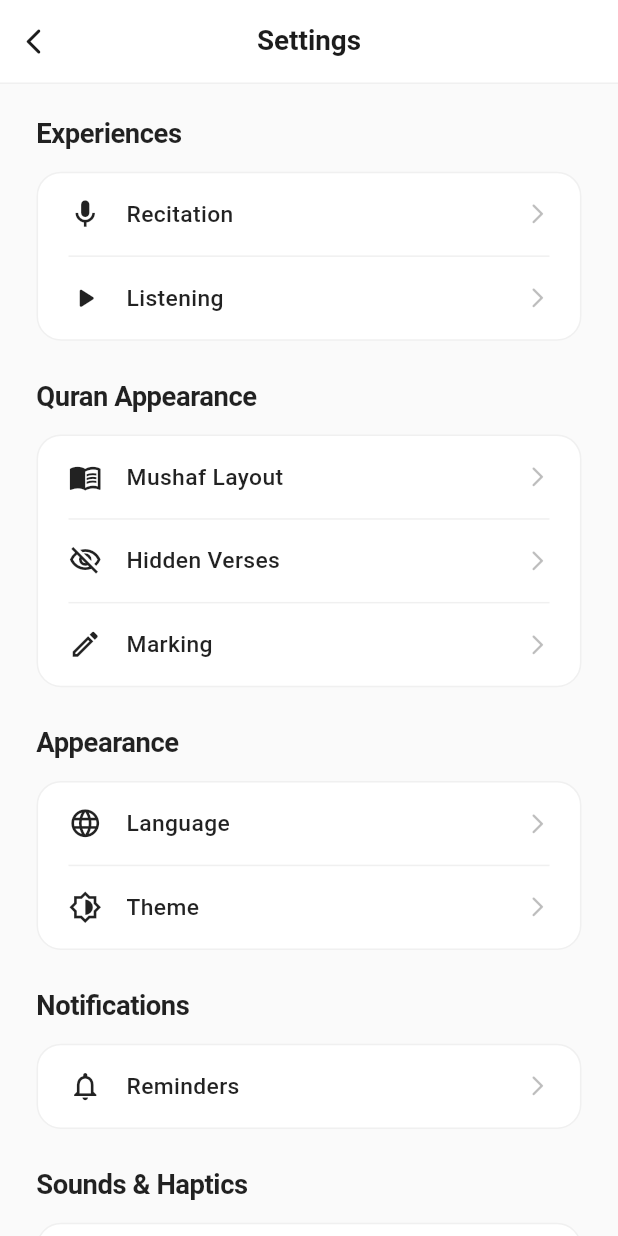
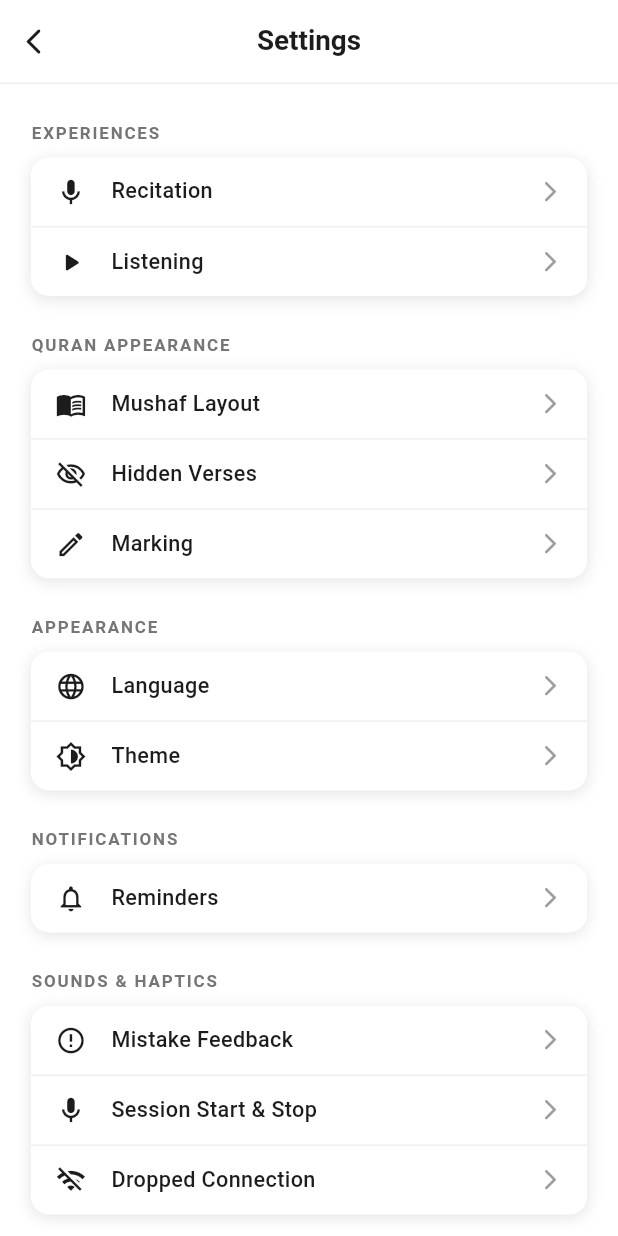
Before and after one commit to darrennnr/qurani, a Flutter app: the SettingsPage screen opened directly, on a phone screen of 412 x 824 dp. Run offline on Flutter 3.47's test engine with Material 3 defaults, Android fonts, the light colour scheme and no system bars; our stand-ins replace fl_chart, permission_handler, shared_preferences, sqflite, supabase, supabase_flutter; missing offline and left inert: record; accounts and stored records are empty; statements that could not run were skipped.

Commit message:
fix bug hideunread, apply global ui ke settings

```diff
--- /dev/null
+++ b/cuda_qurani/devtools_options.yaml
@@ -0,0 +1,3 @@
+description: This file stores settings for Dart & Flutter DevTools.
+documentation: https://docs.flutter.dev/tools/devtools/extensions#configure-extension-enablement-states
+extensions:
--- a/cuda_qurani/lib/config/app_config.dart
+++ b/cuda_qurani/lib/config/app_config.dart
@@ -2,7 +2,7 @@
 /// Contains API endpoints and credentials
 class AppConfig {
   // Backend WebSocket URL
-  static const String websocketUrl = 'ws://192.168.1.23:8000/ws/recite';
+  static const String websocketUrl = 'ws://192.168.1.52:8000/ws/recite';
   // static const String websocketUrl = 'wss://backend.mangkidals.my.id/ws/recite';
 
   // For network/real device, use your computer's IP:
@@ -12,7 +12,7 @@ class AppConfig {
   static const String supabaseUrl = 'https://xqguweftjklmzmrwtqet.supabase.co';
   static const String supabaseAnonKey = 'eyJhbGciOiJIUzI1NiIsInR5cCI6IkpXVCJ9.eyJpc3MiOiJzdXBhYmFzZSIsInJlZiI6InhxZ3V3ZWZ0amtsbXptcnd0cWV0Iiwicm9sZSI6ImFub24iLCJpYXQiOjE3NTQzNzYxNjgsImV4cCI6MjA2OTk1MjE2OH0.JckKnoCcns114jhSUfycEmrnUWiUTySR2P0xfzBhkDU';
 
-  // App Settings
-  static const int defaultSurahNumber = 1; // Default: Al-Fatihah (can be changed)
-  static const String appName = 'Qurani Hafidz';
+  // // App Settings
+  // static const int defaultSurahNumber = 1; // Default: Al-Fatihah (can be changed)
+  // static const String appName = 'Qurani Hafidz';
 }
--- a/cuda_qurani/lib/screens/main/home/screens/settings_page.dart
+++ b/cuda_qurani/lib/screens/main/home/screens/settings_page.dart
@@ -2,7 +2,8 @@
 import 'package:flutter/material.dart';
 import 'package:flutter/services.dart';
 import 'package:cuda_qurani/screens/main/home/widgets/navigation_bar.dart';
-import 'package:cuda_qurani/screens/main/stt/utils/constants.dart' as constants;
+import 'package:cuda_qurani/core/design_system/app_design_system.dart';
+import 'package:cuda_qurani/core/widgets/app_components.dart';
 
 class SettingsPage extends StatefulWidget {
   const SettingsPage({Key? key}) : super(key: key);
@@ -12,232 +13,298 @@ class SettingsPage extends StatefulWidget {
 }
 
 class _SettingsPageState extends State<SettingsPage> {
+  Widget _buildSettingItem({
+    required IconData icon,
+    required String label,
+    required VoidCallback onTap,
+    bool showDivider = true,
+    Color? iconColor,
+  }) {
+    final s = AppDesignSystem.getScaleFactor(context);
+
+    return InkWell(
+      onTap: onTap,
+      child: Container(
+        padding: EdgeInsets.symmetric(
+          horizontal: AppDesignSystem.space16 * s,
+          vertical: AppDesignSystem.space12 * s,
+        ),
+        decoration: showDivider ? AppComponentStyles.divider() : null,
+        child: Row(
+          children: [
+            Icon(
+              icon,
+              size: AppDesignSystem.iconMedium * s,
+              color: iconColor ?? AppColors.textPrimary,
+            ),
+            SizedBox(width: AppDesignSystem.space16 * s),
+            Expanded(
+              child: Text(
+                label,
+                style: TextStyle(
+                  fontSize: 14 * s,
+                  fontWeight: AppTypography.medium,
+                  color: AppColors.textPrimary,
+                ),
+              ),
+            ),
+            Icon(
+              Icons.arrow_forward_ios_rounded,
+              size: AppDesignSystem.iconSmall * s,
+              color: AppColors.textDisabled,
+            ),
+          ],
+        ),
+      ),
+    );
+  }
+
+  Widget _buildSectionHeader(String title) {
+    final s = AppDesignSystem.getScaleFactor(context);
+    return Padding(
+      padding: EdgeInsets.only(bottom: AppDesignSystem.space8 * s),
+      child: Text(
+        title,
+        style: TextStyle(
+          fontSize: 11 * s,
+          fontWeight: AppTypography.bold,
+          letterSpacing: 1.2,
+          color: AppColors.textTertiary,
+        ),
+      ),
+    );
+  }
+
   @override
   Widget build(BuildContext context) {
-    final size = MediaQuery.of(context).size;
-    final s = size.width / 406.0;
-
     return Scaffold(
-      backgroundColor: const Color(0xFFFAFAFA),
+      backgroundColor: AppColors.background,
       appBar: const ProfileAppBar(title: 'Settings'),
       body: SafeArea(
         child: SingleChildScrollView(
           physics: const BouncingScrollPhysics(),
           child: Padding(
-            padding: EdgeInsets.symmetric(horizontal: 24 * s),
+            padding: AppPadding.horizontal(context, AppDesignSystem.space20),
             child: Column(
               crossAxisAlignment: CrossAxisAlignment.start,
               children: [
-                SizedBox(height: 20 * s),
-                _buildSectionHeader('Experiences', s),
-                SizedBox(height: 12 * s),
-                _buildSettingsCard(
-                  s,
+                AppMargin.gapLarge(context),
+
+                // ==================== EXPERIENCES ====================
+                _buildSectionHeader('EXPERIENCES'),
+                AppCard(
+                  padding: EdgeInsets.zero,
+                  child: Column(
                     children: [
                       _buildSettingItem(
                         icon: Icons.mic_outlined,
                         label: 'Recitation',
-                      s: s,
                         onTap: () {
-                        HapticFeedback.lightImpact();
+                          AppHaptics.light();
                           // TODO: Navigate to recitation settings
                         },
                       ),
-                    _buildDivider(s),
                       _buildSettingItem(
                         icon: Icons.play_arrow_rounded,
                         label: 'Listening',
-                      s: s,
                         onTap: () {
-                        HapticFeedback.lightImpact();
+                          AppHaptics.light();
                           // TODO: Navigate to listening settings
                         },
+                        showDivider: false,
                       ),
                     ],
                   ),
-                SizedBox(height: 24 * s),
-                _buildSectionHeader('Quran Appearance', s),
-                SizedBox(height: 12 * s),
-                _buildSettingsCard(
-                  s,
+                ),
+
+                AppMargin.gapLarge(context),
+
+                // ==================== QURAN APPEARANCE ====================
+                _buildSectionHeader('QURAN APPEARANCE'),
+                AppCard(
+                  padding: EdgeInsets.zero,
+                  child: Column(
                     children: [
                       _buildSettingItem(
                         icon: Icons.menu_book_outlined,
                         label: 'Mushaf Layout',
-                      s: s,
                         onTap: () {
-                        HapticFeedback.lightImpact();
+                          AppHaptics.light();
                           // TODO: Navigate to mushaf layout settings
                         },
                       ),
-                    _buildDivider(s),
                       _buildSettingItem(
                         icon: Icons.visibility_off_outlined,
                         label: 'Hidden Verses',
-                      s: s,
                         onTap: () {
-                        HapticFeedback.lightImpact();
+                          AppHaptics.light();
                           // TODO: Navigate to hidden verses settings
                         },
                       ),
-                    _buildDivider(s),
                       _buildSettingItem(
                         icon: Icons.edit_outlined,
                         label: 'Marking',
-                      s: s,
                         onTap: () {
-                        HapticFeedback.lightImpact();
+                          AppHaptics.light();
                           // TODO: Navigate to marking settings
                         },
+                        showDivider: false,
                       ),
                     ],
                   ),
-                SizedBox(height: 24 * s),
-                _buildSectionHeader('Appearance', s),
-                SizedBox(height: 12 * s),
-                _buildSettingsCard(
-                  s,
+                ),
+
+                AppMargin.gapLarge(context),
+
+                // ==================== APPEARANCE ====================
+                _buildSectionHeader('APPEARANCE'),
+                AppCard(
+                  padding: EdgeInsets.zero,
+                  child: Column(
                     children: [
                       _buildSettingItem(
                         icon: Icons.language_outlined,
                         label: 'Language',
-                      s: s,
                         onTap: () {
-                        HapticFeedback.lightImpact();
+                          AppHaptics.light();
                           // TODO: Navigate to language settings
                         },
                       ),
-                    _buildDivider(s),
                       _buildSettingItem(
                         icon: Icons.brightness_6_outlined,
                         label: 'Theme',
-                      s: s,
                         onTap: () {
-                        HapticFeedback.lightImpact();
+                          AppHaptics.light();
                           // TODO: Navigate to theme settings
                         },
+                        showDivider: false,
                       ),
                     ],
                   ),
-                SizedBox(height: 24 * s),
-                _buildSectionHeader('Notifications', s),
-                SizedBox(height: 12 * s),
-                _buildSettingsCard(
-                  s,
-                  children: [
-                    _buildSettingItem(
+                ),
+
+                AppMargin.gapLarge(context),
+
+                // ==================== NOTIFICATIONS ====================
+                _buildSectionHeader('NOTIFICATIONS'),
+                AppCard(
+                  padding: EdgeInsets.zero,
+                  child: _buildSettingItem(
                     icon: Icons.notifications_outlined,
                     label: 'Reminders',
-                      s: s,
                     onTap: () {
-                        HapticFeedback.lightImpact();
+                      AppHaptics.light();
                       // TODO: Navigate to reminders settings
                     },
+                    showDivider: false,
                   ),
-                  ],
                 ),
-                SizedBox(height: 24 * s),
-                _buildSectionHeader('Sounds & Haptics', s),
-                SizedBox(height: 12 * s),
-                _buildSettingsCard(
-                  s,
+
+                AppMargin.gapLarge(context),
+
+                // ==================== SOUNDS & HAPTICS ====================
+                _buildSectionHeader('SOUNDS & HAPTICS'),
+                AppCard(
+                  padding: EdgeInsets.zero,
+                  child: Column(
                     children: [
                       _buildSettingItem(
                         icon: Icons.error_outline,
                         label: 'Mistake Feedback',
-                      s: s,
                         onTap: () {
-                        HapticFeedback.lightImpact();
+                          AppHaptics.light();
                           // TODO: Navigate to mistake feedback settings
                         },
                       ),
-                    _buildDivider(s),
                       _buildSettingItem(
                         icon: Icons.mic_outlined,
                         label: 'Session Start & Stop',
-                      s: s,
                         onTap: () {
-                        HapticFeedback.lightImpact();
+                          AppHaptics.light();
                           // TODO: Navigate to session settings
                         },
                       ),
-                    _buildDivider(s),
                       _buildSettingItem(
                         icon: Icons.wifi_off_outlined,
                         label: 'Dropped Connection',
-                      s: s,
                         onTap: () {
-                        HapticFeedback.lightImpact();
+                          AppHaptics.light();
                           // TODO: Navigate to connection settings
                         },
+                        showDivider: false,
                       ),
                     ],
                   ),
-                SizedBox(height: 24 * s),
-                _buildSectionHeader('Downloads', s),
-                SizedBox(height: 12 * s),
-                _buildSettingsCard(
-                  s,
+                ),
+
+                AppMargin.gapLarge(context),
+
+                // ==================== DOWNLOADS ====================
+                _buildSectionHeader('DOWNLOADS'),
+                AppCard(
+                  padding: EdgeInsets.zero,
+                  child: Column(
                     children: [
                       _buildSettingItem(
                         icon: Icons.record_voice_over_outlined,
                         label: 'Reciters',
-                      s: s,
                         onTap: () {
-                        HapticFeedback.lightImpact();
+                          AppHaptics.light();
                           // TODO: Navigate to reciters settings
                         },
                       ),
-                    _buildDivider(s),
                       _buildSettingItem(
                         icon: Icons.translate_outlined,
                         label: 'Translations',
-                      s: s,
                         onTap: () {
-                        HapticFeedback.lightImpact();
+                          AppHaptics.light();
                           // TODO: Navigate to translations settings
                         },
                       ),
-                    _buildDivider(s),
                       _buildSettingItem(
                         icon: Icons.book_outlined,
                         label: 'Tafsir',
-                      s: s,
                         onTap: () {
-                        HapticFeedback.lightImpact();
+                          AppHaptics.light();
                           // TODO: Navigate to tafsir settings
                         },
+                        showDivider: false,
                       ),
                     ],
                   ),
-                SizedBox(height: 24 * s),
-                _buildSectionHeader('Privacy', s),
-                SizedBox(height: 12 * s),
-                _buildSettingsCard(
-                  s,
+                ),
+
+                AppMargin.gapLarge(context),
+
+                // ==================== PRIVACY ====================
+                _buildSectionHeader('PRIVACY'),
+                AppCard(
+                  padding: EdgeInsets.zero,
+                  child: Column(
                     children: [
                       _buildSettingItem(
                         icon: Icons.lock_outline,
                         label: 'Data Usage',
-                      s: s,
                         onTap: () {
-                        HapticFeedback.lightImpact();
+                          AppHaptics.light();
                           // TODO: Navigate to data usage settings
                         },
                       ),
-                    _buildDivider(s),
                       _buildSettingItem(
                         icon: Icons.delete_outline,
                         label: 'Delete All Audio Data',
-                      s: s,
+                        iconColor: AppColors.error,
                         onTap: () {
-                        HapticFeedback.lightImpact();
+                          AppHaptics.medium();
                           _showDeleteAudioDialog();
                         },
+                        showDivider: false,
                       ),
                     ],
                   ),
-                SizedBox(height: 100 * s),
+                ),
+
+                AppMargin.customGap(context, AppDesignSystem.space80),
               ],
             ),
           ),
@@ -246,134 +313,102 @@ class _SettingsPageState extends State<SettingsPage> {
     );
   }
 
-  Widget _buildSectionHeader(String title, double s) {
-    return Text(
-      title,
-      style: TextStyle(
-        fontSize: 18 * s,
-        fontWeight: FontWeight.w700,
-        color: Colors.black87,
-        letterSpacing: -0.3,
+  void _showDeleteAudioDialog() {
+    final s = AppDesignSystem.getScaleFactor(context);
+
+    showDialog(
+      context: context,
+      builder: (context) => Dialog(
+        shape: RoundedRectangleBorder(
+          borderRadius: BorderRadius.circular(AppDesignSystem.radiusLarge * s),
         ),
-    );
-  }
-
-  Widget _buildSettingsCard(double s, {required List<Widget> children}) {
-    return Container(
+        elevation: AppDesignSystem.elevationHigh,
+        child: Container(
+          padding: AppPadding.all(context, AppDesignSystem.space24),
+          decoration: AppComponentStyles.dialogDecoration(),
+          child: Column(
+            mainAxisSize: MainAxisSize.min,
+            crossAxisAlignment: CrossAxisAlignment.start,
+            children: [
+              // Icon & Title
+              Row(
+                children: [
+                  Container(
+                    width: 48 * s,
+                    height: 48 * s,
                     decoration: BoxDecoration(
-        color: Colors.white,
-        borderRadius: BorderRadius.circular(16 * s),
-        border: Border.all(color: const Color(0xFFF0F0F0), width: 1 * s),
+                      color: AppColors.error.withOpacity(0.1),
+                      borderRadius: BorderRadius.circular(
+                        AppDesignSystem.radiusMedium * s,
                       ),
-      child: Column(
-        children: children,
                     ),
-    );
-  }
-
-  Widget _buildSettingItem({
-    required IconData icon,
-    required String label,
-    required double s,
-    required VoidCallback onTap,
-  }) {
-    return InkWell(
-      onTap: onTap,
-      borderRadius: BorderRadius.circular(16 * s),
-      child: Padding(
-        padding: EdgeInsets.symmetric(horizontal: 20 * s, vertical: 16 * s),
-        child: Row(
-          children: [
-            Icon(
-              icon,
-              size: 22 * s,
-              color: Colors.black87,
+                    child: Icon(
+                      Icons.delete_outline,
+                      color: AppColors.error,
+                      size: AppDesignSystem.iconLarge * s,
                     ),
-            SizedBox(width: 16 * s),
+                  ),
+                  AppMargin.gapH(context),
                   Expanded(
                     child: Text(
-                label,
-                style: TextStyle(
-                  fontSize: 15 * s,
-                  fontWeight: FontWeight.w500,
-                  color: Colors.black87,
-                ),
-              ),
-            ),
-            Icon(
-              Icons.arrow_forward_ios_rounded,
-              size: 16 * s,
-              color: Colors.black26,
-            ),
-          ],
-        ),
-      ),
-    );
-  }
-
-  Widget _buildDivider(double s) {
-    return Padding(
-      padding: EdgeInsets.symmetric(horizontal: 20 * s),
-      child: Divider(
-        height: 1 * s,
-        thickness: 1 * s,
-        color: const Color(0xFFF0F0F0),
-      ),
-    );
-  }
-
-  void _showDeleteAudioDialog() {
-    showDialog(
-      context: context,
-      builder: (context) => AlertDialog(
-        shape: RoundedRectangleBorder(
-          borderRadius: BorderRadius.circular(16),
-        ),
-        title: const Text(
                       'Delete All Audio Data',
-          style: TextStyle(
-            fontSize: 18,
-            fontWeight: FontWeight.w600,
-          ),
-        ),
-        content: const Text(
-          'Are you sure you want to delete all audio recordings? This action cannot be undone.',
-          style: TextStyle(fontSize: 14),
-        ),
-        actions: [
-          TextButton(
-            onPressed: () => Navigator.pop(context),
-            child: Text(
-              'Cancel',
-              style: TextStyle(
-                color: Colors.grey.shade600,
-                fontWeight: FontWeight.w500,
-              ),
-            ),
-          ),
-          TextButton(
-            onPressed: () {
-              Navigator.pop(context);
-              // TODO: Implement delete audio data
-              ScaffoldMessenger.of(context).showSnackBar(
-                const SnackBar(
-                  content: Text('Audio data deleted successfully'),
-                  backgroundColor: Colors.green,
-                  duration: Duration(seconds: 2),
-                  behavior: SnackBarBehavior.floating,
-                ),
-              );
-            },
-            child: const Text(
-              'Delete',
-              style: TextStyle(
-                color: constants.errorColor,
-                fontWeight: FontWeight.w600,
+                      style: AppTypography.h3(
+                        context,
+                        weight: AppTypography.bold,
                       ),
                     ),
                   ),
                 ],
               ),
+
+              AppMargin.gap(context),
+
+              // Content
+              Text(
+                'Are you sure you want to delete all audio recordings? This action cannot be undone and will permanently remove all your recitation history.',
+                style: AppTypography.body(
+                  context,
+                  color: AppColors.textSecondary,
+                ),
+              ),
+
+              AppMargin.gapLarge(context),
+
+              // Actions
+              Row(
+                mainAxisAlignment: MainAxisAlignment.end,
+                children: [
+                  AppTextButton(
+                    text: 'Cancel',
+                    onPressed: () {
+                      AppHaptics.light();
+                      Navigator.pop(context);
+                    },
+                    color: AppColors.textTertiary,
+                  ),
+                  AppMargin.gapHSmall(context),
+                  AppButton(
+                    text: 'Delete',
+                    backgroundColor: AppColors.error,
+                    textColor: Colors.white,
+                    onPressed: () {
+                      AppHaptics.heavy();
+                      Navigator.pop(context);
+                      // TODO: Implement delete audio data
+                      ScaffoldMessenger.of(context).showSnackBar(
+                        AppComponentStyles.successSnackBar(
+                          message: 'Audio data deleted successfully',
+                          duration: const Duration(seconds: 2),
+                        ),
+                      );
+                    },
+                  ),
+                ],
+              ),
+            ],
+          ),
+        ),
+      ),
     );
   }
 }
--- a/cuda_qurani/lib/screens/main/stt/utils/constants.dart
+++ b/cuda_qurani/lib/screens/main/stt/utils/constants.dart
@@ -9,7 +9,7 @@ const Color correctColor = Color(0xFF27AE60);
 const Color errorColor = Color(0xFFE74C3C);
 const Color warningColor = Color(0xFFF39C12);
 const Color unreadColor = Color(0xFFBDC3C7);
-const Color listeningColor = Color(0xFF3498DB);
+const Color listeningColor = Color.fromARGB(255, 0, 0, 0);
 const Color accentColor = Color(0xFF9B59B6);
 const Color skippedColor = Color(0xFF95A5A6);
 
```
Also changed, not shown: cuda_qurani/lib/screens/main/home/screens/surah_list_page.dart (+94 -27 lines), cuda_qurani/lib/screens/main/stt/widgets/list_view.dart (+30 -13 lines), cuda_qurani/lib/screens/main/stt/widgets/mushaf_view.dart (+25 -22 lines). Lines whose indentation alone changed are shown as unchanged.
